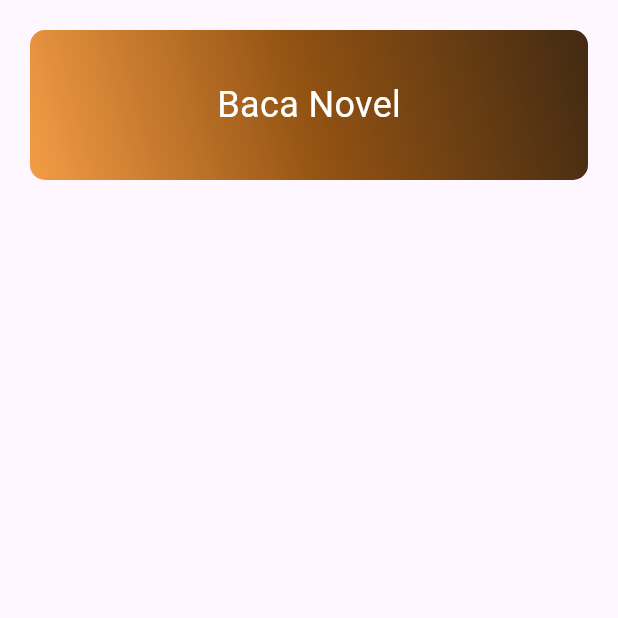
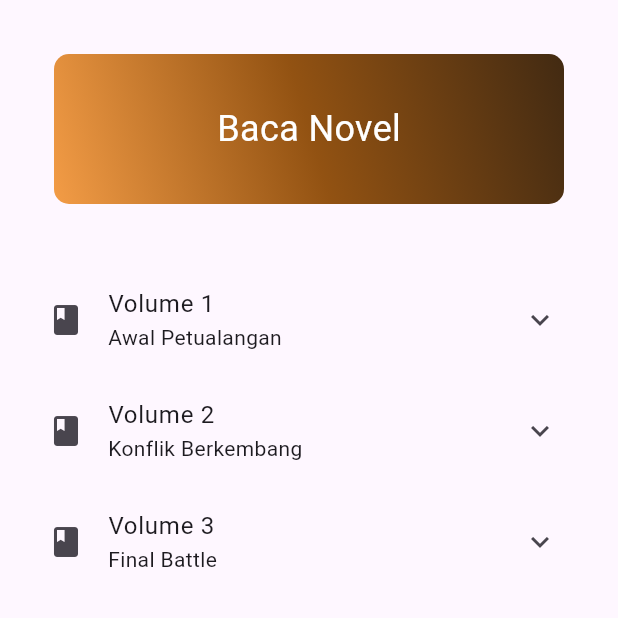
Before and after one commit to panjulius/aplikasi_novel, a Flutter app: the HalamanBaca screen opened directly, on a phone screen of 412 x 824 dp, the top half of it. Run offline on Flutter 3.47's test engine with Material 3 defaults, Android fonts, the phone set to English and light mode, and no system bars.

Commit message:
penambahan volume & chapter tile

```diff
--- a/lib/halaman_baca/baca_view.dart
+++ /dev/null
@@ -1,17 +0,0 @@
-import 'package:aplikasi_novel/widget/judul.dart';
-import 'package:flutter/material.dart';
-
-class HalamanBaca extends StatelessWidget {
-  const HalamanBaca({super.key});
-
-  @override
-  Widget build(BuildContext context) {
-    return Scaffold(
-      body: Column(
-        children: [
-          Judul(text:'Baca Novel'),
-        ],
-      ),
-    );
-  }
-}
--- a/lib/main/main_navigation.dart
+++ b/lib/main/main_navigation.dart
@@ -1,6 +1,6 @@
-import 'package:aplikasi_novel/halaman_baca/baca_view.dart';
-import 'package:aplikasi_novel/halaman_profil/profil_view.dart';
-import 'package:aplikasi_novel/wiki/wiki_view.dart';
+import 'package:aplikasi_novel/pages/baca/baca_view.dart';
+import 'package:aplikasi_novel/pages/profil/profil_view.dart';
+import 'package:aplikasi_novel/pages/wiki/wiki_view.dart';
 import 'package:flutter/material.dart';
 
 class MainNavigation extends StatefulWidget {
--- /dev/null
+++ b/lib/pages/baca/baca_view.dart
@@ -0,0 +1,42 @@
+import 'package:aplikasi_novel/pages/baca/widget/volume_tile.dart';
+import 'package:aplikasi_novel/widget/judul.dart';
+import 'package:flutter/material.dart';
+
+class HalamanBaca extends StatefulWidget {
+  const HalamanBaca({super.key});
+
+  @override
+  State<HalamanBaca> createState() => _HalamanBacaState();
+}
+
+class _HalamanBacaState extends State<HalamanBaca> {
+  @override
+  Widget build(BuildContext context) {
+    return Scaffold(
+      body: SafeArea(
+        // Tambahkan SafeArea untuk hindari overflow
+        child: SingleChildScrollView(
+          // Gunakan SingleChildScrollView jika konten panjang
+          child: Padding(
+            padding: const EdgeInsets.all(16.0),
+            child: Column(
+              crossAxisAlignment:
+                  CrossAxisAlignment.stretch, // Agar anak widget memenuhi lebar
+              children: [
+                const Judul(text: 'Baca Novel'),
+                const SizedBox(height: 20),
+                SizedBox(
+                  // Beri constraints eksplisit pada VolumeTile
+                  height: MediaQuery.of(context).size.height *
+                      0.8, // Atur tinggi sesuai kebutuhan
+                  child:
+                      VolumeTile(), // Pastikan VolumeTile menggunakan ListView dengan constraints
+                ),
+              ],
+            ),
+          ),
+        ),
+      ),
+    );
+  }
+}
--- /dev/null
+++ b/lib/pages/baca/widget/volume_tile.dart
@@ -0,0 +1,83 @@
+import 'package:flutter/material.dart';
+
+class VolumeTile extends StatelessWidget {
+  const VolumeTile({super.key});
+
+  // Data dummy untuk volume dan chapter
+  final List<Map<String, dynamic>> volumes = const [
+    {
+      'title': 'Volume 1',
+      'description': 'Awal Petualangan',
+      'chapters': ['Chapter 1', 'Chapter 2', 'Chapter 3']
+    },
+    {
+      'title': 'Volume 2',
+      'description': 'Konflik Berkembang',
+      'chapters': ['Chapter 4', 'Chapter 5']
+    },
+    {
+      'title': 'Volume 3',
+      'description': 'Final Battle',
+      'chapters': ['Chapter 6', 'Chapter 7', 'Chapter 8', 'Chapter 9']
+    },
+  ];
+
+  @override
+  Widget build(BuildContext context) {
+    return ListView.builder(
+      physics: const NeverScrollableScrollPhysics(), // Non-scrollable (scroll diatur di parent)
+      shrinkWrap: true, // Menyesuaikan tinggi konten
+      itemCount: volumes.length,
+      itemBuilder: (context, volumeIndex) {
+        final volume = volumes[volumeIndex];
+        return ExpansionTile(
+          leading: const Icon(Icons.book),
+          title: Text(volume['title']),
+          subtitle: Text(volume['description']),
+          children: [
+            // List chapter untuk volume ini
+            ListView.builder(
+              physics: const NeverScrollableScrollPhysics(),
+              shrinkWrap: true,
+              itemCount: volume['chapters'].length,
+              itemBuilder: (context, chapterIndex) {
+                return ChapterTile(
+                  chapterTitle: volume['chapters'][chapterIndex],
+                  volumeTitle: volume['title'],
+                );
+              },
+            ),
+          ],
+        );
+      },
+    );
+  }
+}
+
+class ChapterTile extends StatelessWidget {
+  final String chapterTitle;
+  final String volumeTitle;
+
+  const ChapterTile({
+    super.key,
+    required this.chapterTitle,
+    required this.volumeTitle,
+  });
+
+  @override
+  Widget build(BuildContext context) {
+    return ListTile(
+      title: Text(chapterTitle),
+      leading: const Icon(Icons.article, size: 20),
+      contentPadding: const EdgeInsets.only(left: 40), // Indentasi chapter
+      onTap: () {
+        ScaffoldMessenger.of(context).showSnackBar(
+          SnackBar(
+            content: Text('Membuka $chapterTitle dari $volumeTitle'),
+          ),
+        );
+        // Navigasi ke halaman baca chapter bisa ditambahkan di sini
+      },
+    );
+  }
+}
```
Also changed, not shown: lib/pages/baca/widget/chapter_tile.dart (added), lib/pages/profil/profil_view.dart (renamed from lib/halaman_profil/profil_view.dart), lib/pages/wiki/wiki_view.dart (renamed from lib/wiki/wiki_view.dart).
